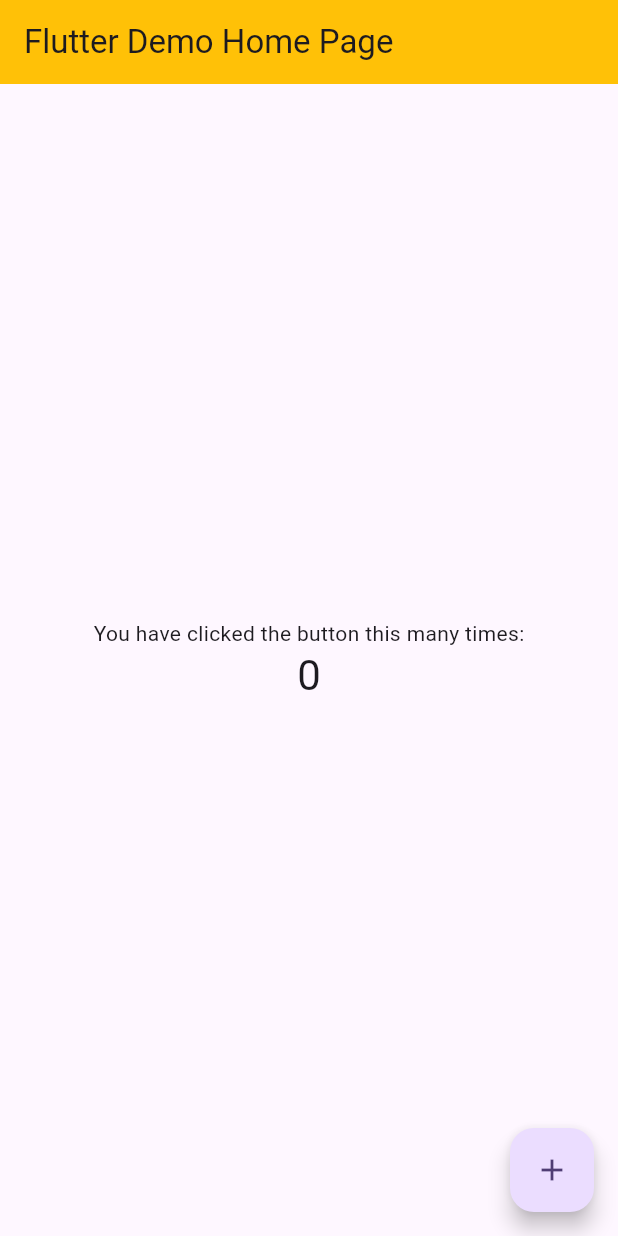
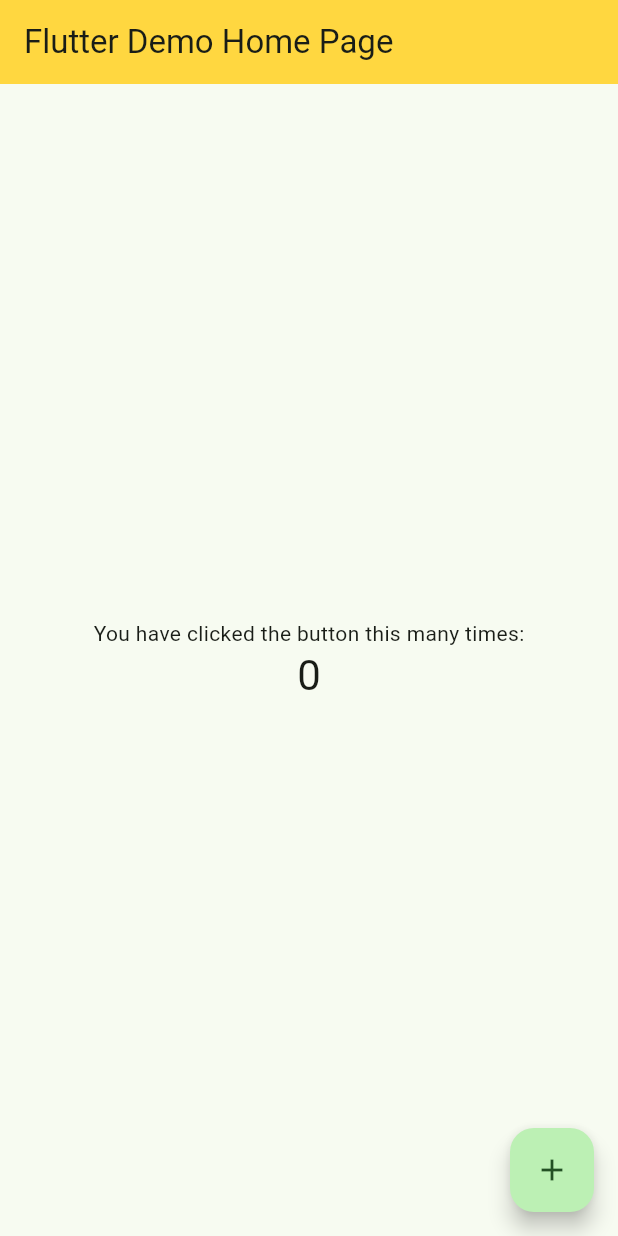
Before and after one commit to splitify-app/splitify, a Flutter app: the screen it shows after launch, on a phone screen of 412 x 824 dp. Run offline on Flutter 3.47's test engine with Material 3 defaults, Android fonts, the phone set to English and light mode, and no system bars.

```diff
--- a/test_drive/lib/main.dart
+++ b/test_drive/lib/main.dart
@@ -28,7 +28,7 @@ class MyApp extends StatelessWidget {
         //
         // This works for code too, not just values: Most code changes can be
         // tested with just a hot reload.
-        colorScheme: ColorScheme.fromSeed(seedColor: Colors.deepPurple),
+        colorScheme: ColorScheme.fromSeed(seedColor: Colors.green),
         useMaterial3: true,
       ),
       home: const MyHomePage(title: 'Flutter Demo Home Page'),
@@ -81,7 +81,7 @@ class _MyHomePageState extends State<MyHomePage> {
         // TRY THIS: Try changing the color here to a specific color (to
         // Colors.amber, perhaps?) and trigger a hot reload to see the AppBar
         // change color while the other colors stay the same.
-        backgroundColor: Colors.amber,
+        backgroundColor: Colors.amberAccent,
         // Here we take the value from the MyHomePage object that was created by
         // the App.build method, and use it to set our appbar title.
         title: Text(widget.title),
```
